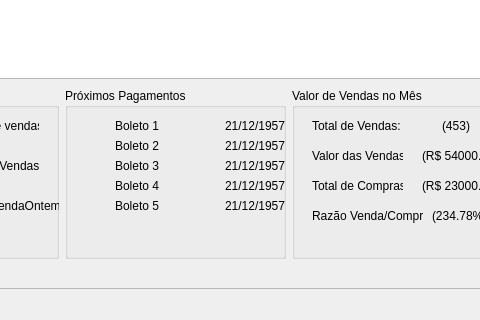
This is src/GUI/StartPage2.0.ui in f-t-alves/npx_public as Qt 5 draws it before an edit; both pictures show x 437 to 917 and y 390 to 710 of the 1009 by 710 pixel window. The edited form follows.
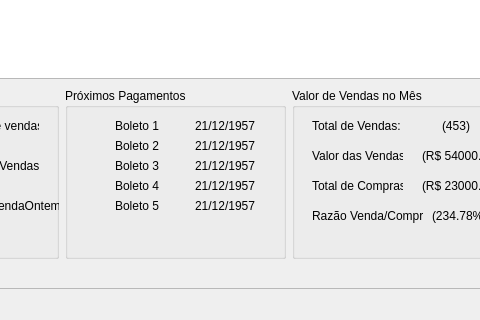
This is the edited form. Icons and pictures are not drawn.

Patch:
```diff
--- a/src/GUI/StartPage2.0.ui
+++ b/src/GUI/StartPage2.0.ui
@@ -1354,7 +1354,7 @@
        <zorder>Consulta_Frame</zorder>
        <zorder>MainMenuFrame</zorder>
       </widget>
-      <widget class="QWidget" name="">
+      <widget class="QWidget" name="layoutWidget">
        <property name="geometry">
         <rect>
          <x>10</x>
@@ -1546,7 +1546,7 @@
             <widget class="QLabel" name="label_13">
              <property name="geometry">
               <rect>
-               <x>160</x>
+               <x>130</x>
                <y>30</y>
                <width>71</width>
                <height>16</height>
@@ -1559,7 +1559,7 @@
             <widget class="QLabel" name="label_14">
              <property name="geometry">
               <rect>
-               <x>160</x>
+               <x>130</x>
                <y>50</y>
                <width>71</width>
                <height>16</height>
@@ -1572,7 +1572,7 @@
             <widget class="QLabel" name="label_15">
              <property name="geometry">
               <rect>
-               <x>160</x>
+               <x>130</x>
                <y>70</y>
                <width>71</width>
                <height>16</height>
@@ -1585,7 +1585,7 @@
             <widget class="QLabel" name="label_16">
              <property name="geometry">
               <rect>
-               <x>160</x>
+               <x>130</x>
                <y>90</y>
                <width>71</width>
                <height>16</height>
@@ -1598,7 +1598,7 @@
             <widget class="QLabel" name="label_17">
              <property name="geometry">
               <rect>
-               <x>160</x>
+               <x>130</x>
                <y>110</y>
                <width>71</width>
                <height>16</height>
```
